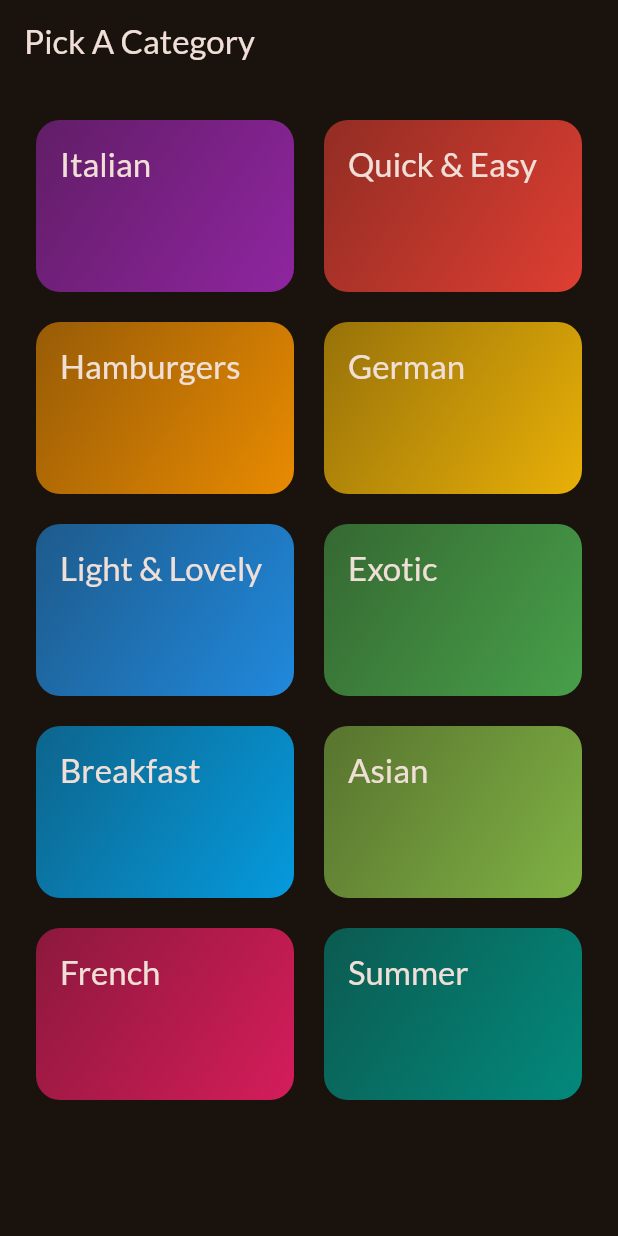
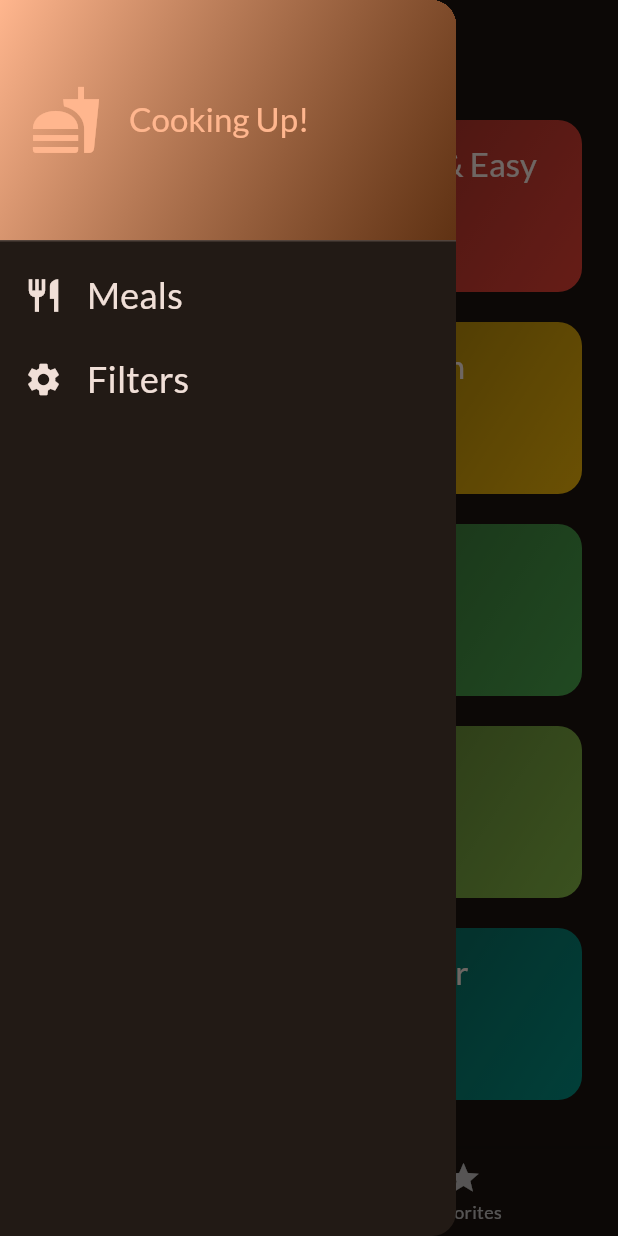
Before and after one commit to Skoomatron/FlutterMealsApp, a Flutter app: the screen it shows after launch, with the side drawer open (before the commit the screen has no drawer), on a phone screen of 412 x 824 dp. Run offline on Flutter 3.47's test engine with Material 2 defaults, Android fonts, the phone set to English and light mode, and no system bars; our stand-ins replace google_fonts, transparent_image.

Commit message:
More navigation options added

```diff
--- a/meals_app/lib/main.dart
+++ b/meals_app/lib/main.dart
@@ -1,6 +1,6 @@
 import 'package:flutter/material.dart';
 import 'package:google_fonts/google_fonts.dart';
-import 'screens/categories_screen.dart';
+import 'package:meals_app/screens/tabs_screen.dart';
 
 final theme = ThemeData(
   useMaterial3: true,
@@ -22,7 +22,7 @@ class App extends StatelessWidget {
   Widget build(BuildContext context) {
     return MaterialApp(
         theme: theme,
-        home: const CategoriesScreen(),
+        home: const TabsScreen(),
     );
   }
 }
--- a/meals_app/lib/screens/categories_screen.dart
+++ b/meals_app/lib/screens/categories_screen.dart
@@ -4,9 +4,12 @@ import 'package:meals_app/screens/meals_screen.dart';
 import 'package:meals_app/widgets/category_grid_item.dart';
 
 import '../models/category.dart';
+import '../models/meal.dart';
 
 class CategoriesScreen extends StatelessWidget {
-  const CategoriesScreen({super.key});
+  const CategoriesScreen({super.key, required this.onToggleFavorite});
+
+  final void Function(Meal meal) onToggleFavorite;
 
   void _selectCategory(BuildContext context, Category category) {
     final filteredMeals = dummyMeals.where((meal) => meal.categories.contains(category.id)).toList();
@@ -14,16 +17,13 @@ class CategoriesScreen extends StatelessWidget {
     Navigator.push(context, MaterialPageRoute(builder: (ctx) => MealsScreen(
       title: category.title,
       meals: filteredMeals,
+      onToggleFavorite: onToggleFavorite,
     )));
   }
 
   @override
   Widget build(BuildContext context) {
-    return Scaffold(
-      appBar: AppBar(
-        title: const Text('Pick A Category'),
-      ),
-      body: GridView(
+    return GridView(
         padding: const EdgeInsets.all(24),
         gridDelegate: const SliverGridDelegateWithFixedCrossAxisCount(
             crossAxisCount: 2,
@@ -36,7 +36,6 @@ class CategoriesScreen extends StatelessWidget {
               _selectCategory(context, category);
             },)
         ],
-      ),
     );
   }
 }
--- /dev/null
+++ b/meals_app/lib/screens/tabs_screen.dart
@@ -0,0 +1,90 @@
+import 'package:flutter/material.dart';
+import 'package:meals_app/screens/categories_screen.dart';
+import 'package:meals_app/screens/filters_screen.dart';
+import 'package:meals_app/screens/meals_screen.dart';
+import 'package:meals_app/widgets/main_drawer.dart';
+
+import '../models/meal.dart';
+
+class TabsScreen extends StatefulWidget {
+  const TabsScreen({super.key});
+  @override
+  State<StatefulWidget> createState() {
+    return _TabsScreenState();
+  }
+}
+
+class _TabsScreenState extends State<TabsScreen> {
+  int _selectedPageIndex = 0;
+  final List<Meal> _favoriteMeals = [];
+
+  void _setScreen(String identifier) {
+    Navigator.of(context).pop();
+    if (identifier == 'filters') {
+      Navigator.of(context).pop();
+      Navigator.of(context).push(
+        MaterialPageRoute(builder: (ctx) => const FiltersScreen())
+      );
+    }
+  }
+
+  void _showInfoMessage(String message) {
+    ScaffoldMessenger.of(context).clearSnackBars();
+    ScaffoldMessenger.of(context).showSnackBar(SnackBar(
+      content: Text(message),
+    ));
+  }
+
+  void _toggleMealFavoriteStatus(Meal meal) {
+    final isExisting = _favoriteMeals.contains(meal);
+    if (isExisting) {
+      setState(() {
+        _favoriteMeals.remove(meal);
+      });
+      _showInfoMessage('Meal removed!');
+    } else {
+      setState(() {
+        _favoriteMeals.add(meal);
+      });
+      _showInfoMessage('Meal added!');
+    }
+  }
+
+  void _selectPage(int index) {
+    setState(() {
+      _selectedPageIndex = index;
+    });
+  }
+
+  @override
+  Widget build(BuildContext context) {
+    Widget activePage = CategoriesScreen(
+      onToggleFavorite: _toggleMealFavoriteStatus,
+    );
+    var activePageTitle = 'Categories';
+    if (_selectedPageIndex == 1) {
+      activePage = MealsScreen(
+        meals: _favoriteMeals,
+        onToggleFavorite: _toggleMealFavoriteStatus,
+      );
+      activePageTitle = 'Favorites';
+    }
+
+    return Scaffold(
+      appBar: AppBar(
+        title: Text(activePageTitle),
+      ),
+      drawer: MainDrawer(onSelectScreen: _setScreen,),
+      body: activePage,
+      bottomNavigationBar: BottomNavigationBar(
+        onTap: _selectPage,
+        currentIndex: _selectedPageIndex,
+        items: const [
+          BottomNavigationBarItem(
+              icon: Icon(Icons.set_meal), label: 'Categories'),
+          BottomNavigationBarItem(icon: Icon(Icons.star), label: 'Favorites'),
+        ],
+      ),
+    );
+  }
+}
--- /dev/null
+++ b/meals_app/lib/widgets/main_drawer.dart
@@ -0,0 +1,86 @@
+import 'package:flutter/material.dart';
+
+class MainDrawer extends StatelessWidget {
+  const MainDrawer({super.key, required this.onSelectScreen});
+
+  final void Function(String identifier) onSelectScreen;
+
+  @override
+  Widget build(BuildContext context) {
+    return Drawer(
+      child: Column(
+        children: [
+          DrawerHeader(
+            padding: const EdgeInsets.all(20),
+            decoration: BoxDecoration(
+              gradient: LinearGradient(
+                colors: [
+                  Theme.of(context).colorScheme.primary,
+                  Theme.of(context)
+                      .colorScheme
+                      .primaryContainer
+                      .withOpacity(0.8),
+                ],
+                begin: Alignment.topLeft,
+                end: Alignment.bottomRight,
+              ),
+            ),
+            child: Row(
+              children: [
+                Icon(
+                  Icons.fastfood,
+                  size: 48,
+                  color: Theme.of(context).colorScheme.primary,
+                ),
+                const SizedBox(
+                  width: 18,
+                ),
+                Text(
+                  'Cooking Up!',
+                  style: Theme.of(context)
+                      .textTheme
+                      .titleLarge!
+                      .copyWith(color: Theme.of(context).colorScheme.primary),
+                ),
+              ],
+            ),
+          ),
+          ListTile(
+            leading: Icon(
+              Icons.restaurant,
+              size: 26,
+              color: Theme.of(context).colorScheme.onBackground,
+            ),
+            title: Text(
+              'Meals',
+              style: Theme.of(context).textTheme.titleSmall!.copyWith(
+                    color: Theme.of(context).colorScheme.onBackground,
+                    fontSize: 24,
+                  ),
+            ),
+            onTap: () {
+              onSelectScreen('meals');
+            },
+          ),
+          ListTile(
+            leading: Icon(
+              Icons.settings,
+              size: 26,
+              color: Theme.of(context).colorScheme.onBackground,
+            ),
+            title: Text(
+              'Filters',
+              style: Theme.of(context).textTheme.titleSmall!.copyWith(
+                color: Theme.of(context).colorScheme.onBackground,
+                fontSize: 24,
+              ),
+            ),
+            onTap: () {
+              onSelectScreen('filters');
+            },
+          ),
+        ],
+      ),
+    );
+  }
+}
```
Also changed, not shown: meals_app/lib/screens/filters_screen.dart (added, +65 -0 lines), meals_app/lib/screens/meal_details_screen.dart (+13 -1 lines), meals_app/lib/screens/meals_screen.dart (+10 -4 lines).
